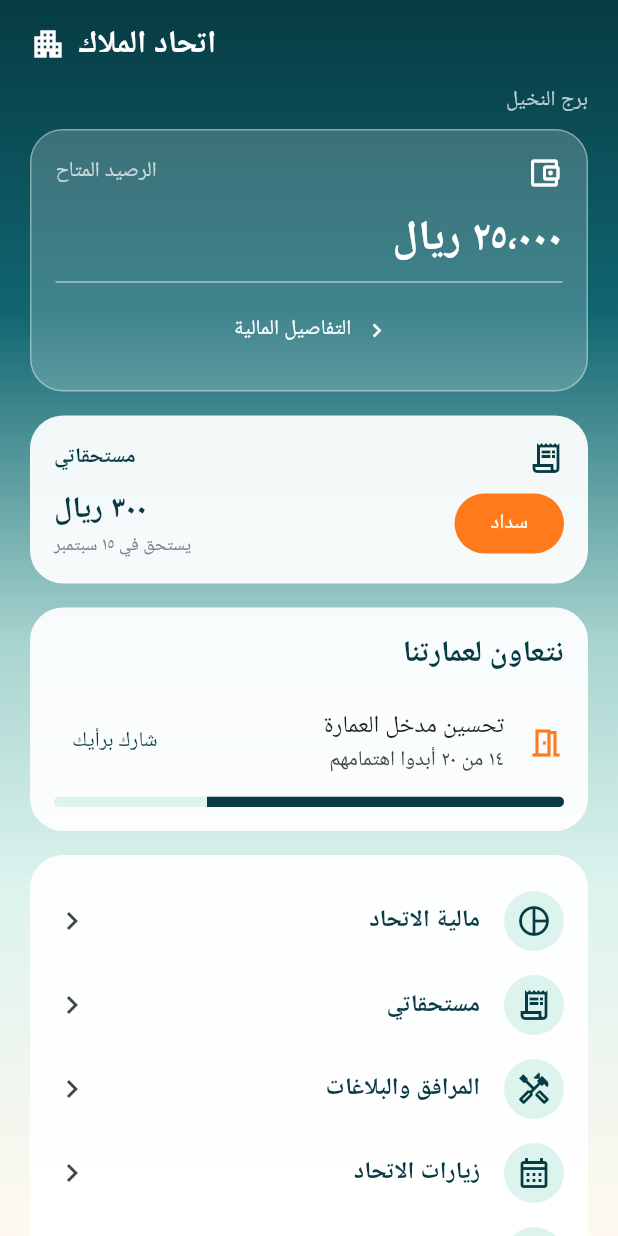
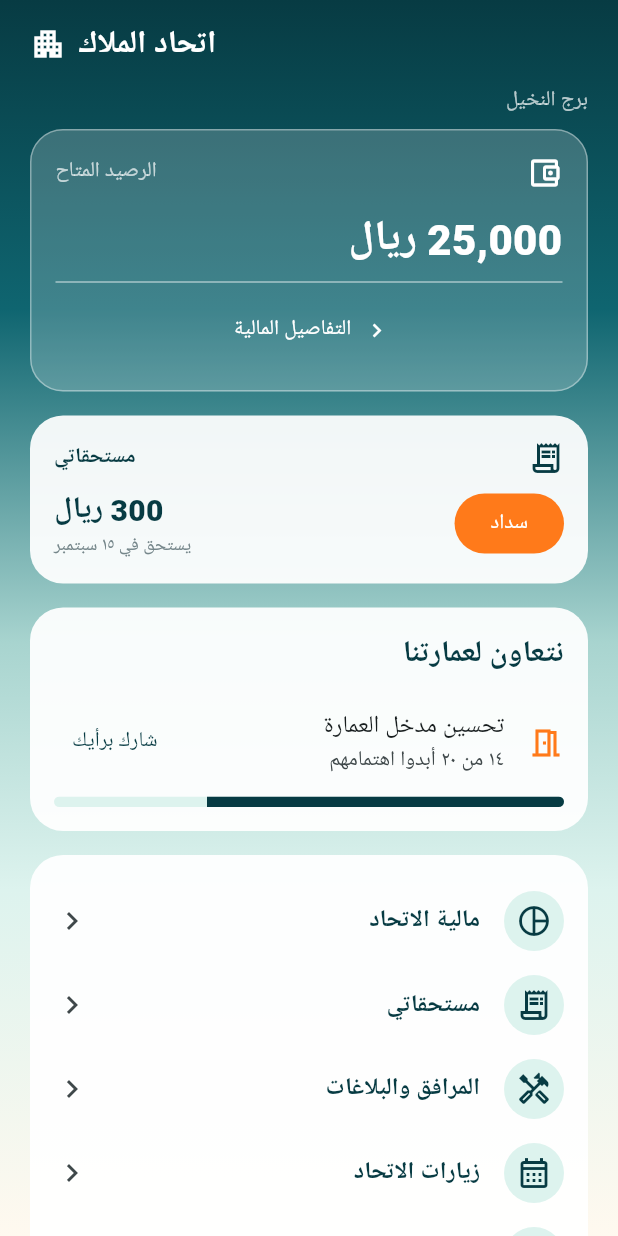
Before and after one commit to hawiaplus-maker/Rounderapplication, a Flutter app: the UnionScreen widget shown alone on an empty page, opened directly, after a tap on "التفاصيل المالية", after a tap on the "chevron left" icon, on a phone screen of 412 x 824 dp. Run offline on Flutter 3.47's test engine with Material 3 defaults, Android fonts, the light colour scheme and no system bars; our stand-ins replace dio, easy_localization, flutter_bloc, flutter_secure_storage, get_it; accounts and stored records are empty; network calls fail.

Commit message:
Use locale-neutral number formatting in union dashboard

```diff
--- a/lib/layout/resident/presentation/screens/union_screen.dart
+++ b/lib/layout/resident/presentation/screens/union_screen.dart
@@ -59,7 +59,7 @@ class _UnionScreenState extends State<UnionScreen> {
     _panel([
       Row(children:[const Icon(Icons.account_balance_wallet_outlined,color:Colors.white),const Spacer(),Text(AppLocaleKey.availableBalance.tr(),style:const TextStyle(color:Colors.white70))]),
       const SizedBox(height:12),
-      Text('٢٥٬٠٠٠ ' + AppLocaleKey.currencySar.tr(),textAlign:TextAlign.right,style:const TextStyle(color:Colors.white,fontSize:28,fontWeight:FontWeight.w800)),
+      Text('25,000 ' + AppLocaleKey.currencySar.tr(),textAlign:TextAlign.right,style:const TextStyle(color:Colors.white,fontSize:28,fontWeight:FontWeight.w800)),
       const Divider(color:Colors.white54),
       TextButton.icon(onPressed:()=>open(_Section.finances),icon:const Icon(Icons.chevron_left,color:Colors.white),label:Text(AppLocaleKey.financialDetails.tr(),style:const TextStyle(color:Colors.white))),
     ],glass:true),
@@ -70,7 +70,7 @@ class _UnionScreenState extends State<UnionScreen> {
         FilledButton(onPressed:()=>open(_Section.dues),style:FilledButton.styleFrom(backgroundColor:AppColors.orange,foregroundColor:Colors.white),child:Text(AppLocaleKey.pay.tr())),
         const Spacer(),
         Column(crossAxisAlignment:CrossAxisAlignment.end,children:[
-          Text('٣٠٠ ' + AppLocaleKey.currencySar.tr(),style:const TextStyle(fontSize:20,fontWeight:FontWeight.w800,color:AppColors.petrol)),
+          Text('300 ' + AppLocaleKey.currencySar.tr(),style:const TextStyle(fontSize:20,fontWeight:FontWeight.w800,color:AppColors.petrol)),
           Text(AppLocaleKey.dueDate.tr(),style:const TextStyle(color:AppColors.muted,fontSize:12)),
         ]),
       ]),
@@ -99,10 +99,10 @@ class _UnionScreenState extends State<UnionScreen> {
   Widget _finances() => _subPage(AppLocaleKey.associationFinance,[
     _panel([
       Text(AppLocaleKey.availableBalance.tr(),textAlign:TextAlign.right,style:const TextStyle(color:Colors.white70)),
-      Text('٢٥٬٠٠٠ ' + AppLocaleKey.currencySar.tr(),textAlign:TextAlign.right,style:const TextStyle(color:Colors.white,fontSize:28,fontWeight:FontWeight.w800)),
+      Text('25,000 ' + AppLocaleKey.currencySar.tr(),textAlign:TextAlign.right,style:const TextStyle(color:Colors.white,fontSize:28,fontWeight:FontWeight.w800)),
       const SizedBox(height:8),
       Row(mainAxisAlignment:MainAxisAlignment.spaceBetween,children:[
-        _stat(AppLocaleKey.cleaning,'١٬٠٠٠',AppColors.petrol),_stat(AppLocaleKey.maintenance,'٢٬٥٠٠',AppColors.orange),_stat(AppLocaleKey.utilities,'٢٬٥٠٠',AppColors.mint),
+        _stat(AppLocaleKey.cleaning,'1,000',AppColors.petrol),_stat(AppLocaleKey.maintenance,'2,500',AppColors.orange),_stat(AppLocaleKey.utilities,'2,500',AppColors.mint),
       ]),
     ],glass:true),
     _panel([
@@ -110,9 +110,9 @@ class _UnionScreenState extends State<UnionScreen> {
       const SizedBox(height:8),
       const LinearProgressIndicator(value:.7,minHeight:12,color:AppColors.petrol,backgroundColor:AppColors.mint),
       const SizedBox(height:12),
-      _line(AppLocaleKey.cleaning,'٣٬٥٠٠ ' + AppLocaleKey.currencySar.tr()),
-      _line(AppLocaleKey.maintenance,'٢٬٥٠٠ ' + AppLocaleKey.currencySar.tr()),
-      _line(AppLocaleKey.utilities,'١٬٠٠٠ ' + AppLocaleKey.currencySar.tr()),
+      _line(AppLocaleKey.cleaning,'3,500 ' + AppLocaleKey.currencySar.tr()),
+      _line(AppLocaleKey.maintenance,'2,500 ' + AppLocaleKey.currencySar.tr()),
+      _line(AppLocaleKey.utilities,'1,000 ' + AppLocaleKey.currencySar.tr()),
     ]),
     _panel([Text(AppLocaleKey.paymentHistory.tr(),textAlign:TextAlign.right,style:const TextStyle(fontWeight:FontWeight.w800,color:AppColors.petrol)),_line(AppLocaleKey.cleaning,AppLocaleKey.pastCleaningPayment.tr())]),
     Padding(padding:const EdgeInsets.symmetric(horizontal:20),child:FilledButton(onPressed:()=>_toast(AppLocaleKey.comingSoon.tr()),style:FilledButton.styleFrom(backgroundColor:AppColors.orange),child:Text(AppLocaleKey.financialDetails.tr()))),
@@ -121,7 +121,7 @@ class _UnionScreenState extends State<UnionScreen> {
   Widget _dues() => _subPage(AppLocaleKey.myDues,[
     _panel([
       Text(AppLocaleKey.dueAmount.tr(),textAlign:TextAlign.right,style:const TextStyle(color:Colors.white70)),
-      Text('٣٠٠ ' + AppLocaleKey.currencySar.tr(),textAlign:TextAlign.right,style:const TextStyle(color:Colors.white,fontSize:30,fontWeight:FontWeight.w800)),
+      Text('300 ' + AppLocaleKey.currencySar.tr(),textAlign:TextAlign.right,style:const TextStyle(color:Colors.white,fontSize:30,fontWeight:FontWeight.w800)),
       Text(AppLocaleKey.dueDate.tr(),textAlign:TextAlign.right,style:const TextStyle(color:Colors.white70)),
     ],glass:true),
     SegmentedButton<bool>(segments:[
@@ -129,7 +129,7 @@ class _UnionScreenState extends State<UnionScreen> {
       ButtonSegment(value:true,label:Text(AppLocaleKey.pending.tr())),
     ],selected:{true},onSelectionChanged:(_){ }),
     const SizedBox(height:12),
-    _panel([_line(AppLocaleKey.unitTitle,'٣٠٠ ' + AppLocaleKey.currencySar.tr()),Text(AppLocaleKey.currentUnit.tr() + ' • ' + AppLocaleKey.septemberDues.tr(),textAlign:TextAlign.right,style:const TextStyle(color:AppColors.muted))]),
+    _panel([_line(AppLocaleKey.unitTitle,'300 ' + AppLocaleKey.currencySar.tr()),Text(AppLocaleKey.currentUnit.tr() + ' • ' + AppLocaleKey.septemberDues.tr(),textAlign:TextAlign.right,style:const TextStyle(color:AppColors.muted))]),
     Padding(padding:const EdgeInsets.symmetric(horizontal:20),child:FilledButton(onPressed:()=>_toast(AppLocaleKey.comingSoon.tr()),style:FilledButton.styleFrom(backgroundColor:AppColors.orange),child:Text(AppLocaleKey.pay.tr()))),
     Padding(padding:const EdgeInsets.all(20),child:Text(AppLocaleKey.prototypeData.tr(),textAlign:TextAlign.center,style:const TextStyle(color:AppColors.muted,fontSize:11))),
   ]);
```
